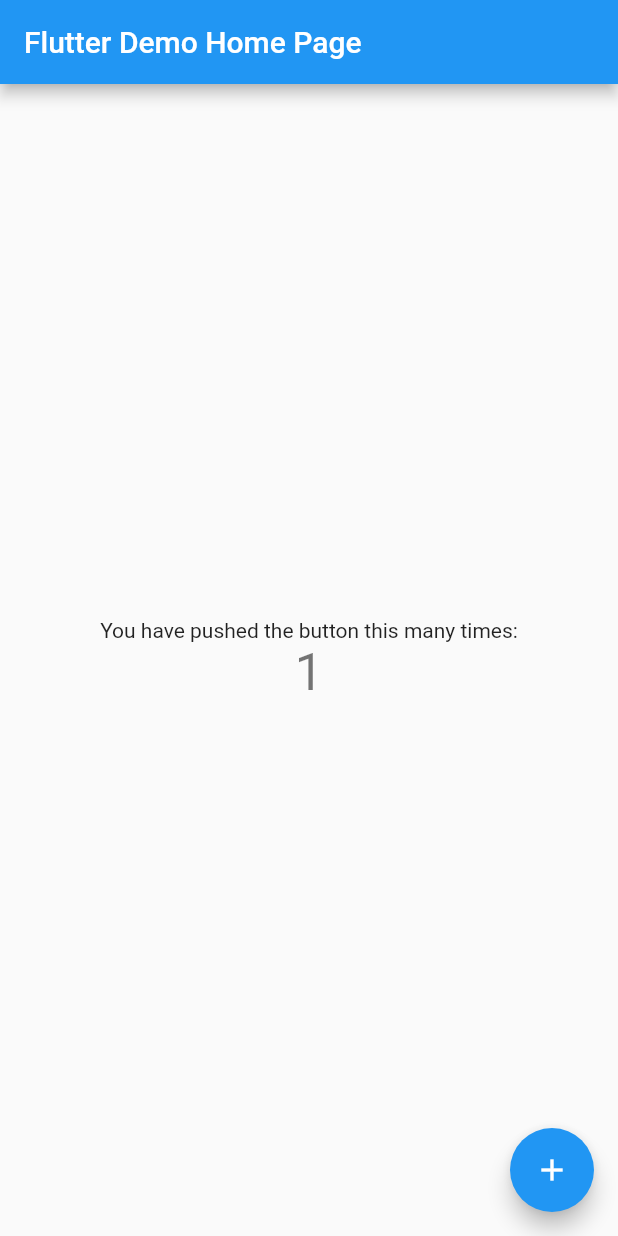
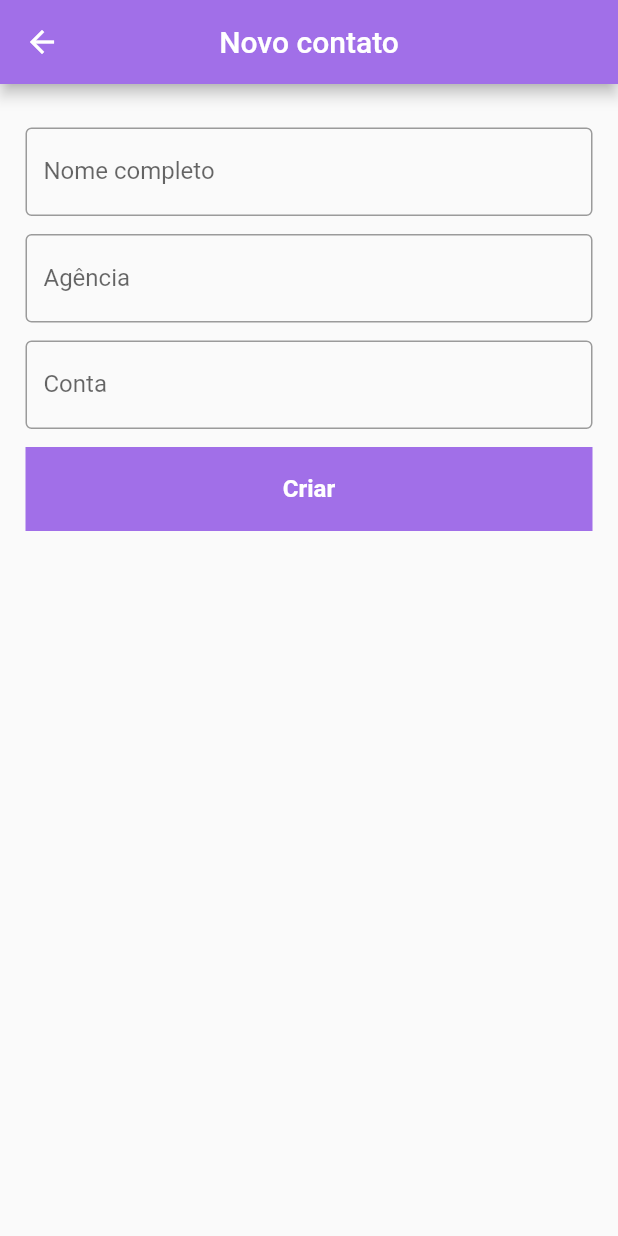
Before and after one commit to evandersondev/alura, a Flutter app: the screen it shows after launch, after a tap on the "add" icon, on a phone screen of 412 x 824 dp. Run offline on Flutter 3.47's test engine with Material 2 defaults, Android fonts, the phone set to English and light mode, and no system bars; our stand-ins replace mask_text_input_formatter, sqflite; accounts and stored records are empty.

Commit message:
create first version of the Bytebank app

```diff
--- /dev/null
+++ b/bytebank/lib/bytebank_app.dart
@@ -0,0 +1,17 @@
+import 'package:bytebank/pages/home/home_page.dart';
+import 'package:bytebank/themes/colors_app.dart';
+import 'package:flutter/material.dart';
+
+class BytebankApp extends StatelessWidget {
+  const BytebankApp({Key? key}) : super(key: key);
+
+  @override
+  Widget build(BuildContext context) {
+    return MaterialApp(
+      title: 'Byte Bank',
+      debugShowCheckedModeBanner: false,
+      theme: ThemeData(primarySwatch: primaryColor),
+      home: const HomePage(),
+    );
+  }
+}
--- /dev/null
+++ b/bytebank/lib/database/contact_database.dart
@@ -0,0 +1,26 @@
+import '../models/contact_model.dart';
+import 'database_app.dart';
+
+class ContactDatabase {
+  static const table = 'CREATE TABLE IF NOT EXISTS contacts ('
+      'id INTERGER PRIMARY KEY, '
+      'name TEXT, '
+      'agency INTEGER, '
+      'account INTEGER)';
+
+  static Future<int> save(ContactModel contact) async {
+    final db = await createDatabase();
+
+    return db.insert(
+      'contacts',
+      contact.toMap(),
+    );
+  }
+
+  static Future<List<ContactModel>> findAll() async {
+    final db = await createDatabase();
+    final response = await db.query('contacts');
+
+    return response.map((e) => ContactModel.fromMap(e)).toList();
+  }
+}
--- /dev/null
+++ b/bytebank/lib/database/database_app.dart
@@ -0,0 +1,16 @@
+import 'package:bytebank/database/contact_database.dart';
+import 'package:path/path.dart';
+import 'package:sqflite/sqflite.dart';
+
+Future<Database> createDatabase() async {
+  final dbPath = await getDatabasesPath();
+  final fileDbPath = join(dbPath, 'bytebank.db');
+
+  return openDatabase(
+    fileDbPath,
+    onCreate: (db, version) {
+      db.execute(ContactDatabase.table);
+    },
+    version: 1,
+  );
+}
--- a/bytebank/lib/main.dart
+++ b/bytebank/lib/main.dart
@@ -1,115 +1,4 @@
+import 'package:bytebank/bytebank_app.dart';
 import 'package:flutter/material.dart';
 
-void main() {
-  runApp(const MyApp());
-}
-
-class MyApp extends StatelessWidget {
-  const MyApp({Key? key}) : super(key: key);
-
-  // This widget is the root of your application.
-  @override
-  Widget build(BuildContext context) {
-    return MaterialApp(
-      title: 'Flutter Demo',
-      theme: ThemeData(
-        // This is the theme of your application.
-        //
-        // Try running your application with "flutter run". You'll see the
-        // application has a blue toolbar. Then, without quitting the app, try
-        // changing the primarySwatch below to Colors.green and then invoke
-        // "hot reload" (press "r" in the console where you ran "flutter run",
-        // or simply save your changes to "hot reload" in a Flutter IDE).
-        // Notice that the counter didn't reset back to zero; the application
-        // is not restarted.
-        primarySwatch: Colors.blue,
-      ),
-      home: const MyHomePage(title: 'Flutter Demo Home Page'),
-    );
-  }
-}
-
-class MyHomePage extends StatefulWidget {
-  const MyHomePage({Key? key, required this.title}) : super(key: key);
-
-  // This widget is the home page of your application. It is stateful, meaning
-  // that it has a State object (defined below) that contains fields that affect
-  // how it looks.
-
-  // This class is the configuration for the state. It holds the values (in this
-  // case the title) provided by the parent (in this case the App widget) and
-  // used by the build method of the State. Fields in a Widget subclass are
-  // always marked "final".
-
-  final String title;
-
-  @override
-  State<MyHomePage> createState() => _MyHomePageState();
-}
-
-class _MyHomePageState extends State<MyHomePage> {
-  int _counter = 0;
-
-  void _incrementCounter() {
-    setState(() {
-      // This call to setState tells the Flutter framework that something has
-      // changed in this State, which causes it to rerun the build method below
-      // so that the display can reflect the updated values. If we changed
-      // _counter without calling setState(), then the build method would not be
-      // called again, and so nothing would appear to happen.
-      _counter++;
-    });
-  }
-
-  @override
-  Widget build(BuildContext context) {
-    // This method is rerun every time setState is called, for instance as done
-    // by the _incrementCounter method above.
-    //
-    // The Flutter framework has been optimized to make rerunning build methods
-    // fast, so that you can just rebuild anything that needs updating rather
-    // than having to individually change instances of widgets.
-    return Scaffold(
-      appBar: AppBar(
-        // Here we take the value from the MyHomePage object that was created by
-        // the App.build method, and use it to set our appbar title.
-        title: Text(widget.title),
-      ),
-      body: Center(
-        // Center is a layout widget. It takes a single child and positions it
-        // in the middle of the parent.
-        child: Column(
-          // Column is also a layout widget. It takes a list of children and
-          // arranges them vertically. By default, it sizes itself to fit its
-          // children horizontally, and tries to be as tall as its parent.
-          //
-          // Invoke "debug painting" (press "p" in the console, choose the
-          // "Toggle Debug Paint" action from the Flutter Inspector in Android
-          // Studio, or the "Toggle Debug Paint" command in Visual Studio Code)
-          // to see the wireframe for each widget.
-          //
-          // Column has various properties to control how it sizes itself and
-          // how it positions its children. Here we use mainAxisAlignment to
-          // center the children vertically; the main axis here is the vertical
-          // axis because Columns are vertical (the cross axis would be
-          // horizontal).
-          mainAxisAlignment: MainAxisAlignment.center,
-          children: <Widget>[
-            const Text(
-              'You have pushed the button this many times:',
-            ),
-            Text(
-              '$_counter',
-              style: Theme.of(context).textTheme.headline4,
-            ),
-          ],
-        ),
-      ),
-      floatingActionButton: FloatingActionButton(
-        onPressed: _incrementCounter,
-        tooltip: 'Increment',
-        child: const Icon(Icons.add),
-      ), // This trailing comma makes auto-formatting nicer for build methods.
-    );
-  }
-}
+void main() => runApp(const BytebankApp());
--- /dev/null
+++ b/bytebank/lib/models/contact_model.dart
@@ -0,0 +1,59 @@
+import 'dart:convert';
+
+class ContactModel {
+  final String id;
+  final String name;
+  final String agency;
+  final String account;
+
+  ContactModel({
+    required this.id,
+    required this.name,
+    required this.agency,
+    required this.account,
+  });
+
+  ContactModel copyWith({
+    String? id,
+    String? name,
+    String? agency,
+    String? account,
+  }) {
+    return ContactModel(
+      id: id ?? this.id,
+      name: name ?? this.name,
+      agency: agency ?? this.agency,
+      account: account ?? this.account,
+    );
+  }
+
+  Map<String, dynamic> toMap() {
+    final result = <String, dynamic>{};
+
+    result.addAll({'id': id});
+    result.addAll({'name': name});
+    result.addAll({'agency': agency});
+    result.addAll({'account': account});
+
+    return result;
+  }
+
+  factory ContactModel.fromMap(Map<String, dynamic> map) {
+    return ContactModel(
+      id: map['id'].toString(),
+      name: map['name'] ?? '',
+      agency: map['agency'].toString(),
+      account: map['account'].toString(),
+    );
+  }
+
+  String toJson() => json.encode(toMap());
+
+  factory ContactModel.fromJson(String source) =>
+      ContactModel.fromMap(json.decode(source));
+
+  @override
+  String toString() {
+    return 'ContactModel(id: $id, name: $name, agency: $agency, account: $account)';
+  }
+}
--- /dev/null
+++ b/bytebank/lib/pages/contact/add_contact_page.dart
@@ -0,0 +1,110 @@
+import 'package:bytebank/database/contact_database.dart';
+import 'package:bytebank/widgets/custom_snackbar_widget.dart';
+import 'package:flutter/material.dart';
+import 'package:uuid/uuid.dart';
+
+import '../../models/contact_model.dart';
+import '../../utils/input_masks.dart';
+
+class AddContactPage extends StatelessWidget {
+  AddContactPage({Key? key}) : super(key: key);
+
+  final nameController = TextEditingController();
+  final agencyController = TextEditingController();
+  final accountController = TextEditingController();
+
+  void addContactSubmit(BuildContext context) async {
+    final contact = ContactModel(
+      id: const Uuid().v4(),
+      name: nameController.text,
+      agency: agencyController.text,
+      account: accountController.text,
+    );
+
+    final response = await ContactDatabase.save(contact);
+    if (response != 0) {
+      CustomSnackbarWidget.show(
+        context: context,
+        message: 'Contato atualizado com sucesso!',
+        color: Colors.green,
+      );
+
+      Navigator.pop(context);
+    } else {
+      CustomSnackbarWidget.show(
+        context: context,
+        message: 'Error ao criar um novo contato',
+        color: Colors.red,
+      );
+    }
+  }
+
+  @override
+  Widget build(BuildContext context) {
+    const sizeHeight = SizedBox(height: 12);
+
+    return Scaffold(
+      appBar: AppBar(
+        title: const Text('Novo contato'),
+        centerTitle: true,
+      ),
+      body: SingleChildScrollView(
+          padding: const EdgeInsets.all(17),
+          child: Column(
+            children: [
+              sizeHeight,
+              TextFormField(
+                controller: nameController,
+                decoration: const InputDecoration(
+                  labelText: 'Nome completo',
+                  border: OutlineInputBorder(),
+                ),
+              ),
+              sizeHeight,
+              TextFormField(
+                controller: agencyController,
+                inputFormatters: [maskAgency],
+                keyboardType: TextInputType.number,
+                decoration: const InputDecoration(
+                  labelText: 'Agência',
+                  border: OutlineInputBorder(),
+                ),
+              ),
+              sizeHeight,
+              TextFormField(
+                controller: accountController,
+                inputFormatters: [maskAccount],
+                keyboardType: TextInputType.number,
+                decoration: const InputDecoration(
+                  labelText: 'Conta',
+                  border: OutlineInputBorder(),
+                ),
+              ),
+              sizeHeight,
+              Material(
+                color: Theme.of(context).primaryColor,
+                child: ClipRRect(
+                  borderRadius: BorderRadius.circular(4),
+                  child: InkWell(
+                    onTap: () => addContactSubmit(context),
+                    child: const SizedBox(
+                      height: 56,
+                      width: double.infinity,
+                      child: Center(
+                          child: Text(
+                        'Criar',
+                        style: TextStyle(
+                          fontWeight: FontWeight.bold,
+                          color: Colors.white,
+                          fontSize: 16,
+                        ),
+                      )),
+                    ),
+                  ),
+                ),
+              )
+            ],
+          )),
+    );
+  }
+}
--- /dev/null
+++ b/bytebank/lib/pages/home/home_page.dart
@@ -0,0 +1,57 @@
+import 'package:bytebank/database/contact_database.dart';
+import 'package:bytebank/models/contact_model.dart';
+import 'package:bytebank/pages/contact/add_contact_page.dart';
+import 'package:flutter/material.dart';
+
+import 'widgets/contact_item_widget.dart';
+
+class HomePage extends StatelessWidget {
+  const HomePage({Key? key}) : super(key: key);
+
+  @override
+  Widget build(BuildContext context) {
+    return Scaffold(
+      appBar: AppBar(
+        title: const Text('ByteBank'),
+        centerTitle: true,
+        elevation: 1,
+      ),
+      floatingActionButton: FloatingActionButton(
+        onPressed: () async {
+          await Navigator.of(context).push(
+            MaterialPageRoute<ContactModel>(
+              builder: (_) {
+                return AddContactPage();
+              },
+            ),
+          );
+        },
+        child: const Icon(Icons.add),
+      ),
+      resizeToAvoidBottomInset: true,
+      body: FutureBuilder<List<ContactModel>>(
+          initialData: const [],
+          future: ContactDatabase.findAll(),
+          builder: (context, snapshot) {
+            switch (snapshot.connectionState) {
+              case ConnectionState.waiting:
+                return const Center(
+                  child: CircularProgressIndicator(),
+                );
+              case ConnectionState.done:
+                return ListView.separated(
+                  itemCount: snapshot.data?.length ?? 0,
+                  separatorBuilder: (_, __) => const Divider(
+                    indent: 16,
+                    endIndent: 16,
+                  ),
+                  itemBuilder: (context, index) =>
+                      ContatcItemWidget(contact: snapshot.data![index]),
+                );
+              default:
+                return Container();
+            }
+          }),
+    );
+  }
+}
--- /dev/null
+++ b/bytebank/lib/themes/colors_app.dart
@@ -0,0 +1,14 @@
+import 'package:flutter/material.dart';
+
+const primaryColor = MaterialColor(0xFFA16FE8, {
+  50: Color(0xFFA16FE8),
+  100: Color(0xFFA16FE8),
+  200: Color(0xFFA16FE8),
+  300: Color(0xFFA16FE8),
+  400: Color(0xFFA16FE8),
+  500: Color(0xFFA16FE8),
+  600: Color(0xFFA16FE8),
+  700: Color(0xFFA16FE8),
+  800: Color(0xFFA16FE8),
+  900: Color(0xFFA16FE8),
+});
--- /dev/null
+++ b/bytebank/lib/utils/input_masks.dart
@@ -0,0 +1,15 @@
+import 'package:mask_text_input_formatter/mask_text_input_formatter.dart';
+
+final maskAgency = MaskTextInputFormatter(
+  mask: '####',
+  initialText: '0000',
+  filter: {"#": RegExp(r'[0-9]')},
+  // type: MaskAutoCompletionType.lazy,
+);
+
+final maskAccount = MaskTextInputFormatter(
+  mask: '#####-#',
+  initialText: '00000-0',
+  filter: {"#": RegExp(r'[0-9]')},
+  // type: MaskAutoCompletionType.lazy,
+);
--- /dev/null
+++ b/bytebank/lib/widgets/custom_snackbar_widget.dart
@@ -0,0 +1,21 @@
+import 'package:flutter/material.dart';
+
+class CustomSnackbarWidget {
+  static show(
+      {required BuildContext context,
+      required String message,
+      required Color color}) {
+    return ScaffoldMessenger.of(context).showSnackBar(
+      SnackBar(
+        content: Text(
+          message,
+          style: const TextStyle(
+            color: Colors.white,
+          ),
+        ),
+        behavior: SnackBarBehavior.floating,
+        backgroundColor: color,
+      ),
+    );
+  }
+}
--- a/bytebank/pubspec.yaml
+++ b/bytebank/pubspec.yaml
@@ -11,6 +11,11 @@
     sdk: flutter
   cupertino_icons: ^1.0.2
 
+  mask_text_input_formatter: ^2.3.0
+  sqflite: ^2.0.2+1
+  path: ^1.8.0
+  uuid: ^3.0.6
+
 dev_dependencies:
   flutter_test:
     sdk: flutter
```
Also changed, not shown: bytebank/lib/pages/home/widgets/build_bar_widget.dart (added, +44 -0 lines), bytebank/lib/pages/home/widgets/contact_item_widget.dart (added, +41 -0 lines), bytebank/pubspec.lock, 1 other file.
